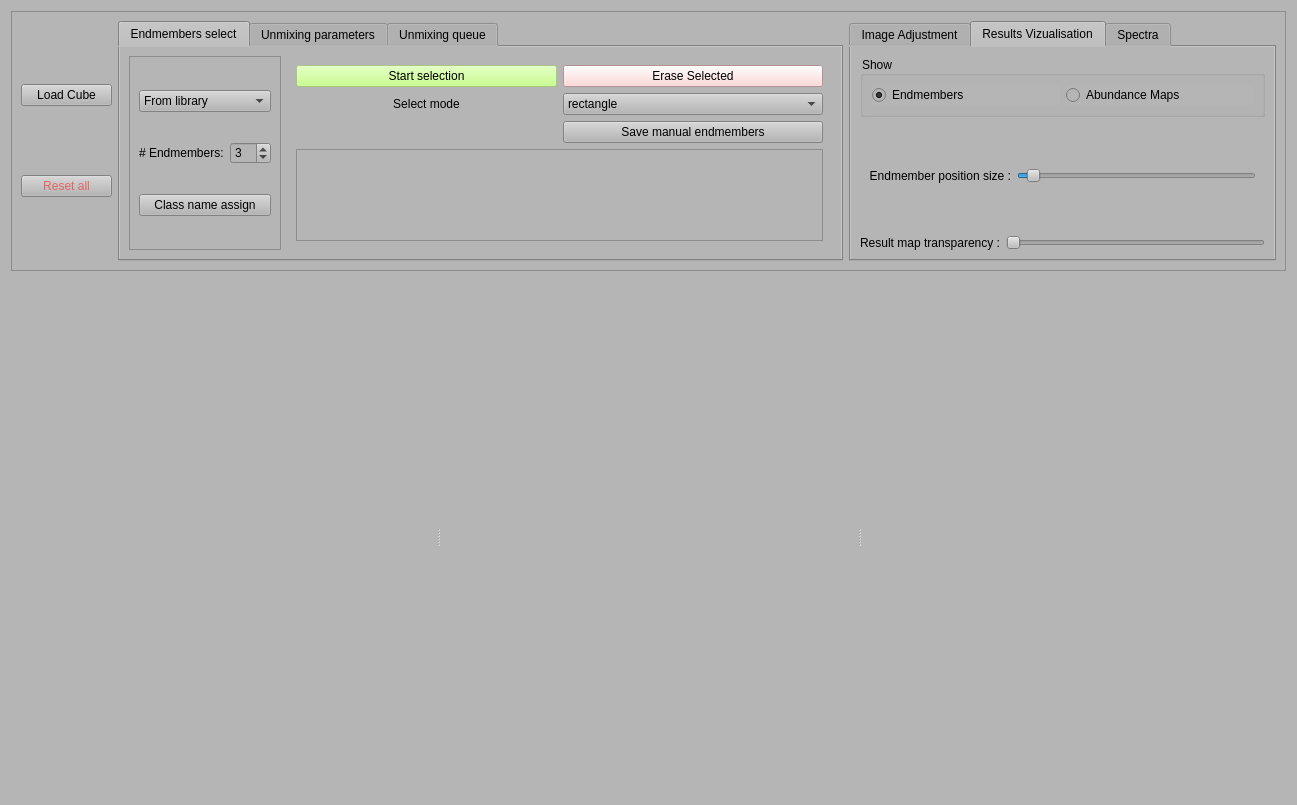
First picture: the form in unmixing/unmixing_window.ui, repository colorimgugr/HyperDocApp, before the edit.
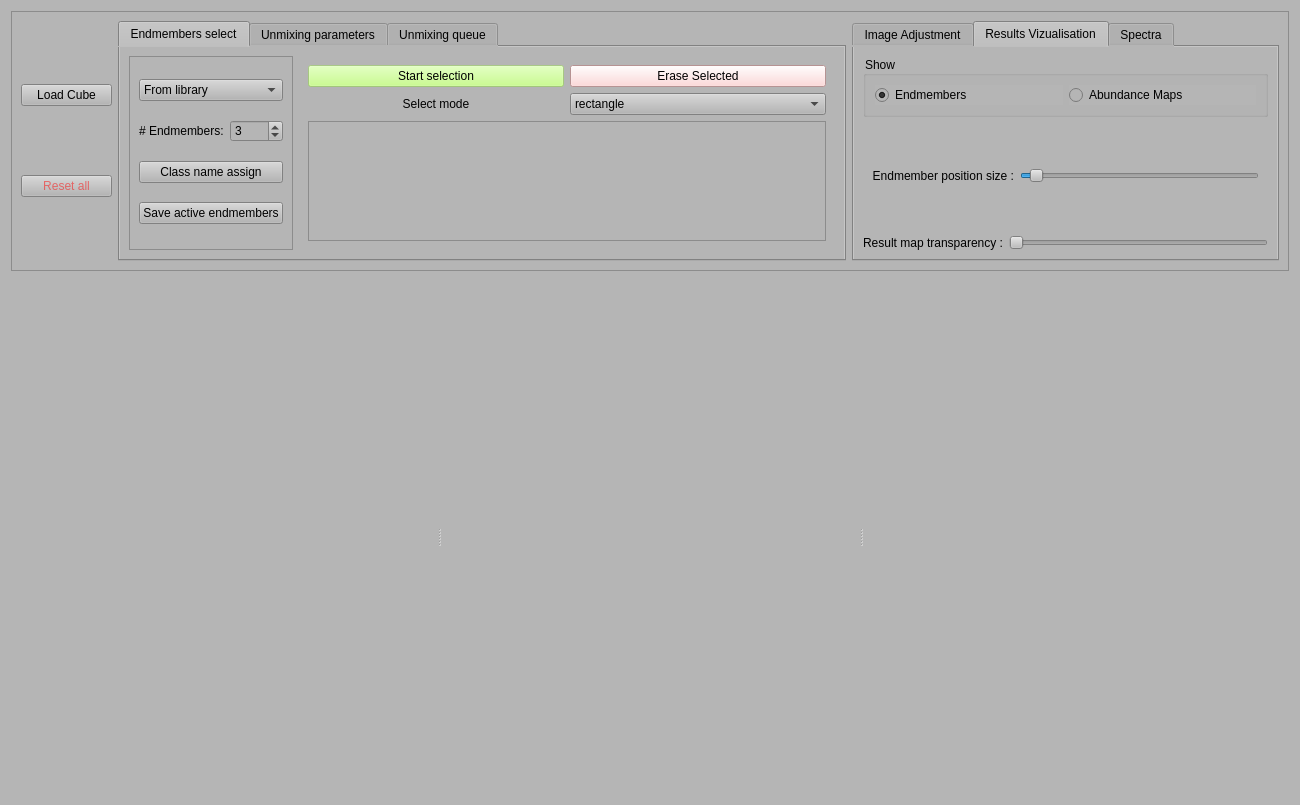
Second picture: the form after the edit. The open tabs and pages were chosen to show the change.

Commit message: [unmixing] : - endmmembers editing name for saving abd color for temporal visualization. - saving automatic abd manual endmmbers to csv. - Loading dispersive endmmbers like with multiple spectrum

Diff of the .ui file:
```diff
--- a/unmixing/unmixing_window.ui
+++ b/unmixing/unmixing_window.ui
@@ -6,7 +6,7 @@
    <rect>
     <x>0</x>
     <y>0</y>
-    <width>1297</width>
+    <width>1300</width>
     <height>805</height>
    </rect>
   </property>
@@ -149,6 +149,13 @@
                </property>
               </widget>
              </item>
+             <item>
+              <widget class="QPushButton" name="pushButton_save_EM">
+               <property name="text">
+                <string>Save active endmembers</string>
+               </property>
+              </widget>
+             </item>
             </layout>
            </widget>
           </item>
@@ -192,10 +199,19 @@
             </widget>
             <widget class="QWidget" name="Manual">
              <layout class="QGridLayout" name="gridLayout_4">
-              <item row="2" column="1">
-               <widget class="QPushButton" name="pushButton_save_EM_manual">
+              <item row="1" column="0">
+               <widget class="QLabel" name="label_selec_mode">
+                <property name="maximumSize">
+                 <size>
+                  <width>16777215</width>
+                  <height>20</height>
+                 </size>
+                </property>
                 <property name="text">
-                 <string>Save manual endmembers</string>
+                 <string>Select mode</string>
+                </property>
+                <property name="alignment">
+                 <set>Qt::AlignCenter</set>
                 </property>
                </widget>
               </item>
@@ -234,20 +250,26 @@
                 </property>
                </widget>
               </item>
-              <item row="1" column="0">
-               <widget class="QLabel" name="label_selec_mode">
-                <property name="maximumSize">
-                 <size>
-                  <width>16777215</width>
-                  <height>20</height>
-                 </size>
+              <item row="2" column="0" colspan="2">
+               <widget class="QScrollArea" name="scrollArea_2">
+                <property name="widgetResizable">
+                 <bool>true</bool>
                 </property>
-                <property name="text">
-                 <string>Select mode</string>
-                </property>
-                <property name="alignment">
-                 <set>Qt::AlignCenter</set>
-                </property>
+                <widget class="QWidget" name="scrollAreaWidgetContents_2">
+                 <property name="geometry">
+                  <rect>
+                   <x>0</x>
+                   <y>0</y>
+                   <width>495</width>
+                   <height>113</height>
+                  </rect>
+                 </property>
+                 <layout class="QVBoxLayout" name="verticalLayout_4">
+                  <item>
+                   <layout class="QFormLayout" name="formLayout_em_manual"/>
+                  </item>
+                 </layout>
+                </widget>
                </widget>
               </item>
               <item row="1" column="1">
@@ -272,28 +294,6 @@
                 </item>
                </widget>
               </item>
-              <item row="3" column="0" colspan="2">
-               <widget class="QScrollArea" name="scrollArea_2">
-                <property name="widgetResizable">
-                 <bool>true</bool>
-                </property>
-                <widget class="QWidget" name="scrollAreaWidgetContents_2">
-                 <property name="geometry">
-                  <rect>
-                   <x>0</x>
-                   <y>0</y>
-                   <width>503</width>
-                   <height>79</height>
-                  </rect>
-                 </property>
-                 <layout class="QVBoxLayout" name="verticalLayout_4">
-                  <item>
-                   <layout class="QFormLayout" name="formLayout_em_manual"/>
-                  </item>
-                 </layout>
-                </widget>
-               </widget>
-              </item>
              </layout>
             </widget>
             <widget class="QWidget" name="Automatic">
```
Left out of the diff: 44 changed lines with no effect on the pictures. The commit also changes 3 other files.
